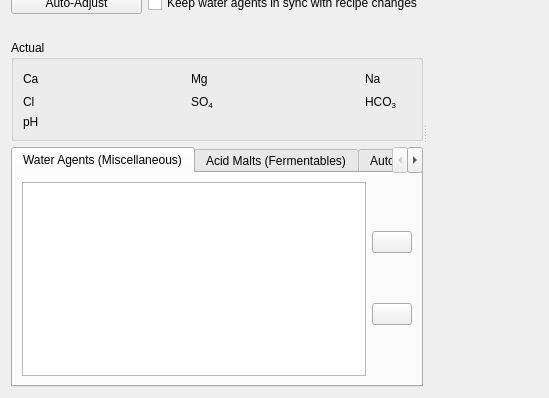
Old version of the form ui/waterAdjuster.ui in the repository Brewken/brewken; both pictures show x 0 to 549 and y 133 to 531 of the 938 by 531 pixel window.
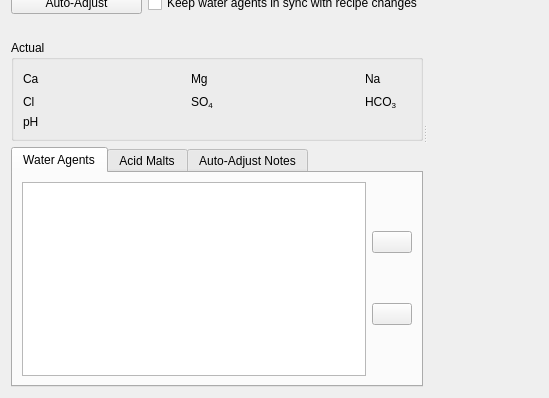
New version of the form. Icons and pictures are not drawn. Custom widgets are drawn as their Qt base class.

```diff
--- a/ui/waterAdjuster.ui
+++ b/ui/waterAdjuster.ui
@@ -312,6 +312,9 @@
         <widget class="BtTabWidget" name="tabWidget_adjustments">
          <widget class="QWidget" name="tab_waterAgents">
           <attribute name="title">
+           <string>Water Agents</string>
+          </attribute>
+          <attribute name="toolTip">
            <string>Water Agents (Miscellaneous)</string>
           </attribute>
           <layout class="QHBoxLayout" name="horizontalLayout_waterAgents">
@@ -362,6 +365,9 @@
 
          <widget class="QWidget" name="tab_acidMalts">
           <attribute name="title">
+           <string>Acid Malts</string>
+          </attribute>
+          <attribute name="toolTip">
            <string>Acid Malts (Fermentables)</string>
           </attribute>
           <layout class="QHBoxLayout" name="horizontalLayout_acidMalts">
```
